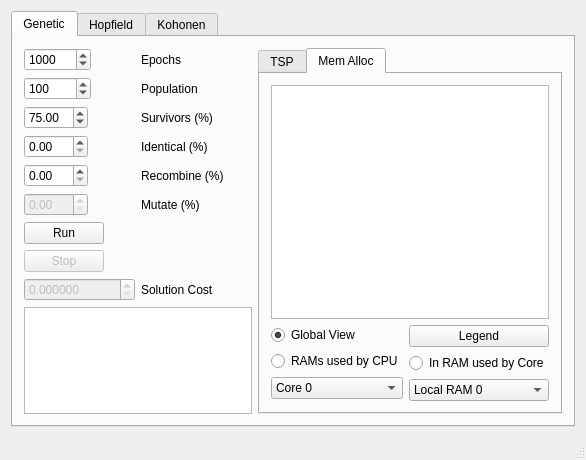
balsini/NeuroLab, file src/mainwindow.ui: the form before one commit.
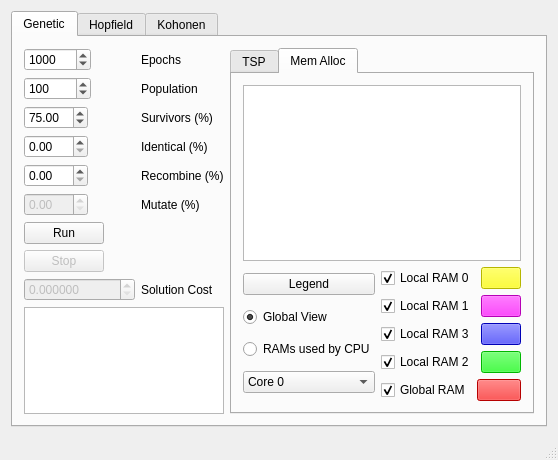
The form after the commit. Custom widgets are drawn as their Qt base class.

Diff of the .ui file:
```diff
--- a/src/mainwindow.ui
+++ b/src/mainwindow.ui
@@ -6,7 +6,7 @@
    <rect>
     <x>0</x>
     <y>0</y>
-    <width>586</width>
+    <width>529</width>
     <height>460</height>
    </rect>
   </property>
@@ -240,6 +240,13 @@
              <layout class="QHBoxLayout" name="horizontalLayout">
               <item>
                <layout class="QVBoxLayout" name="verticalLayout_3">
+                <item>
+                 <widget class="QPushButton" name="MemAllocLegend">
+                  <property name="text">
+                   <string>Legend</string>
+                  </property>
+                 </widget>
+                </item>
                 <item>
                  <widget class="QRadioButton" name="radioButton_3">
                   <property name="text">
@@ -286,50 +293,124 @@
               <item>
                <layout class="QVBoxLayout" name="verticalLayout_2">
                 <item>
-                 <widget class="QPushButton" name="MemAllocLegend">
-                  <property name="text">
-                   <string>Legend</string>
-                  </property>
-                 </widget>
+                 <layout class="QHBoxLayout" name="horizontalLayout_4">
+                  <item>
+                   <widget class="QCheckBox" name="LRAM_0_checkbox">
+                    <property name="text">
+                     <string>Local RAM 0</string>
+                    </property>
+                    <property name="checked">
+                     <bool>true</bool>
+                    </property>
+                   </widget>
+                  </item>
+                  <item>
+                   <widget class="QPushButton" name="pushButton">
+                    <property name="styleSheet">
+                     <string notr="true">background-color: #ffff00</string>
+                    </property>
+                    <property name="text">
+                     <string/>
+                    </property>
+                   </widget>
+                  </item>
+                 </layout>
                 </item>
                 <item>
-                 <widget class="QRadioButton" name="radioButton_2">
-                  <property name="text">
-                   <string>In RAM used by Core</string>
-                  </property>
-                  <property name="checked">
-                   <bool>false</bool>
-                  </property>
-                 </widget>
+                 <layout class="QHBoxLayout" name="horizontalLayout_5">
+                  <item>
+                   <widget class="QCheckBox" name="LRAM_1_checkbox">
+                    <property name="text">
+                     <string>Local RAM 1</string>
+                    </property>
+                    <property name="checked">
+                     <bool>true</bool>
+                    </property>
+                   </widget>
+                  </item>
+                  <item>
+                   <widget class="QPushButton" name="pushButton_2">
+                    <property name="styleSheet">
+                     <string notr="true">background-color: #ff00ff</string>
+                    </property>
+                    <property name="text">
+                     <string/>
+                    </property>
+                   </widget>
+                  </item>
+                 </layout>
                 </item>
                 <item>
-                 <widget class="QComboBox" name="comboBox_2">
+                 <layout class="QHBoxLayout" name="horizontalLayout_6">
                   <item>
-                   <property name="text">
-                    <string>Local RAM 0</string>
-                   </property>
+                   <widget class="QCheckBox" name="LRAM_3_checkbox">
+                    <property name="text">
+                     <string>Local RAM 3</string>
+                    </property>
+                    <property name="checked">
+                     <bool>true</bool>
+                    </property>
+                   </widget>
                   </item>
                   <item>
-                   <property name="text">
-                    <string>Local RAM 1</string>
-                   </property>
+                   <widget class="QPushButton" name="pushButton_3">
+                    <property name="styleSheet">
+                     <string notr="true">background-color: #0000ff</string>
+                    </property>
+                    <property name="text">
+                     <string/>
+                    </property>
+                   </widget>
                   </item>
+                 </layout>
+                </item>
+                <item>
+                 <layout class="QHBoxLayout" name="horizontalLayout_7">
                   <item>
-                   <property name="text">
-                    <string>Local RAM 2</string>
-                   </property>
+                   <widget class="QCheckBox" name="LRAM_2_checkbox">
+                    <property name="text">
+                     <string>Local RAM 2</string>
+                    </property>
+                    <property name="checked">
+                     <bool>true</bool>
+                    </property>
+                   </widget>
                   </item>
                   <item>
-                   <property name="text">
-                    <string>Local RAM 3</string>
-                   </property>
+                   <widget class="QPushButton" name="pushButton_5">
+                    <property name="styleSheet">
+                     <string notr="true">background-color: #00ff00</string>
+                    </property>
+                    <property name="text">
+                     <string/>
+                    </property>
+                   </widget>
                   </item>
+                 </layout>
+                </item>
+                <item>
+                 <layout class="QHBoxLayout" name="horizontalLayout_8">
                   <item>
-                   <property name="text">
-                    <string>Global RAM</string>
-                   </property>
+                   <widget class="QCheckBox" name="GRAM_checkbox">
+                    <property name="text">
+                     <string>Global RAM</string>
+                    </property>
+                    <property name="checked">
+                     <bool>true</bool>
+                    </property>
+                   </widget>
                   </item>
-                 </widget>
+                  <item>
+                   <widget class="QPushButton" name="pushButton_4">
+                    <property name="styleSheet">
+                     <string notr="true">background-color: #ff0000</string>
+                    </property>
+                    <property name="text">
+                     <string/>
+                    </property>
+                   </widget>
+                  </item>
+                 </layout>
                 </item>
                </layout>
               </item>
```
Left out of the diff: 54 changed lines with no effect on the pictures.
